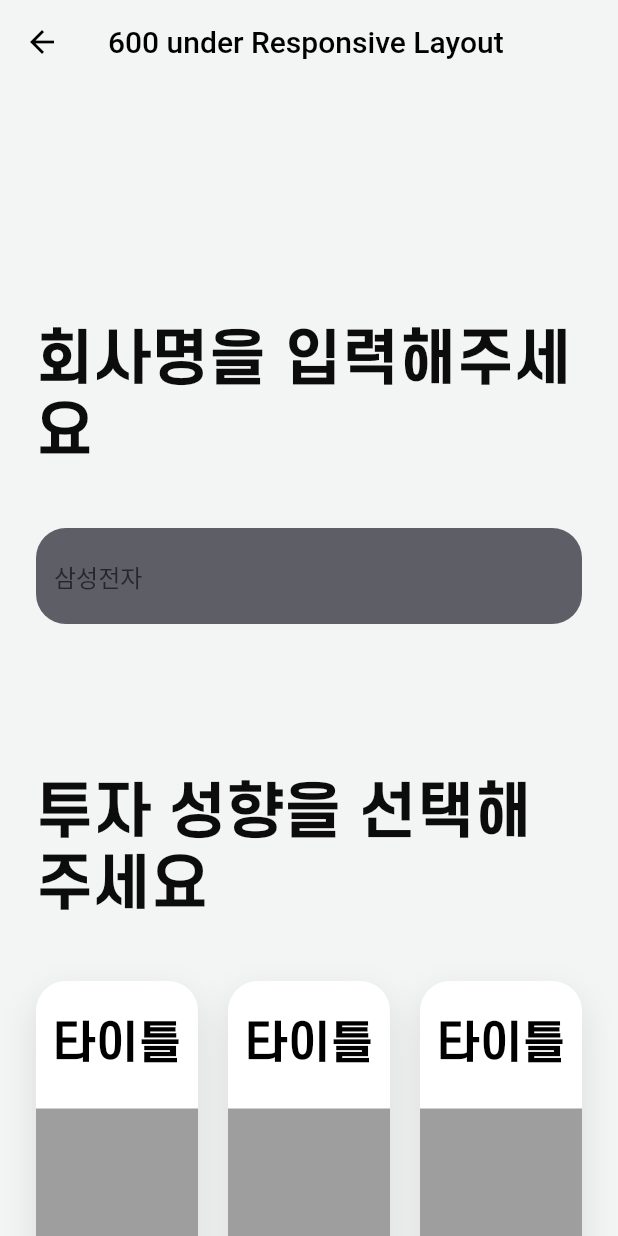
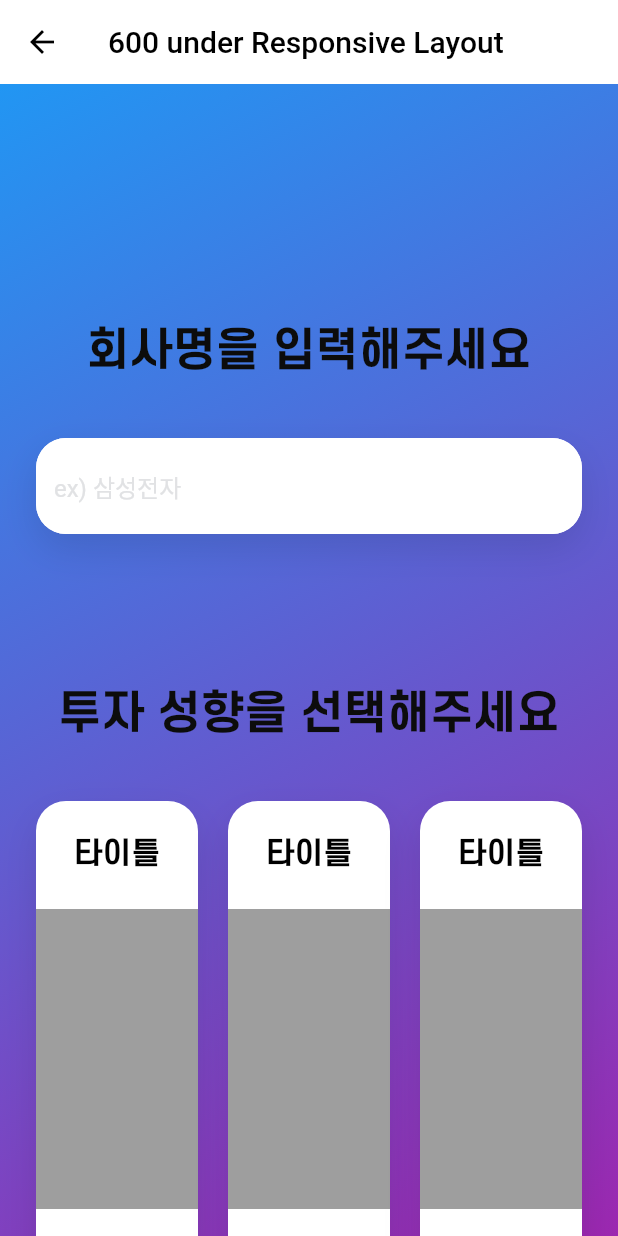
Before and after one commit to LeeYuChul/NewLearn_FE_Web, a Flutter app: the screen it shows after launch, on a phone screen of 412 x 824 dp. Run offline on Flutter 3.47's test engine with Material 3 defaults, Android fonts, the phone set to English and light mode, and no system bars; missing offline and left inert: dart:html.

Commit message:
0722_백업

```diff
--- a/lib/component/propensity_card.dart
+++ b/lib/component/propensity_card.dart
@@ -25,7 +25,7 @@
           children: [
             Text(
               '타이틀',
-              style: AppTextStyles.sc_30_b.copyWith(color: Colors.black),
+              style: AppTextStyles.sc_24_b.copyWith(color: Colors.black),
             ),
             Gaps.v25,
             Container(
--- a/lib/constants/font_table.dart
+++ b/lib/constants/font_table.dart
@@ -90,6 +90,20 @@
     height: 36 / 30,
   );
 
+  static const TextStyle sc_24_b = TextStyle(
+    fontFamily: 'score',
+    fontWeight: FontWeight.w600,
+    fontSize: 20,
+    height: 28 / 24,
+  );
+
+  static const TextStyle sc_24_r = TextStyle(
+    fontFamily: 'score',
+    fontWeight: FontWeight.w400,
+    fontSize: 20,
+    height: 28 / 24,
+  );
+
   static const TextStyle sc_20_b = TextStyle(
     fontFamily: 'score',
     fontWeight: FontWeight.w600,
--- a/lib/constants/theme_manage.dart
+++ b/lib/constants/theme_manage.dart
@@ -6,7 +6,8 @@
     ),
     useMaterial3: false,
     appBarTheme: const AppBarTheme(
-      backgroundColor: Colors.transparent,
+      backgroundColor: Colors.white,
+      surfaceTintColor: Colors.transparent,
       shadowColor: Colors.transparent,
       centerTitle: false,
     ));
--- a/lib/screen/home_screen/home_desktop.dart
+++ b/lib/screen/home_screen/home_desktop.dart
@@ -11,6 +11,9 @@
 
 class _HomePageDesktopState extends State<HomePageDesktop> {
   final TextEditingController _controller = TextEditingController();
+  final LayerLink _layerLink = LayerLink();
+  final GlobalKey _textFieldKey = GlobalKey();
+  OverlayEntry? _overlayEntry;
   List<Map<String, String>> _filteredStocks = [];
   Map<String, String>? _selectedStock;
 
@@ -18,6 +21,7 @@
     if (query.isEmpty) {
       setState(() {
         _filteredStocks = [];
+        _removeOverlay();
       });
       return;
     }
@@ -29,39 +33,53 @@
 
     setState(() {
       _filteredStocks = results.take(5).toList();
+      _showOverlay();
     });
   }
 
-  Widget companyTextField() {
-    return Column(
-      children: [
-        TextField(
-          controller: _controller,
-          decoration: InputDecoration(
-            hintText: '삼성전자',
-            filled: true,
-            fillColor: AppColors.G8,
-            border: const OutlineInputBorder(
-              borderSide: BorderSide.none,
-              borderRadius: BorderRadius.all(Radius.circular(20)),
+  void _showOverlay() {
+    _removeOverlay();
+    _overlayEntry = _createOverlayEntry();
+    Overlay.of(context).insert(_overlayEntry!);
+  }
+
+  void _removeOverlay() {
+    _overlayEntry?.remove();
+    _overlayEntry = null;
+  }
+
+  //유사 리스트 메소드
+  OverlayEntry _createOverlayEntry() {
+    final RenderBox renderBox =
+        _textFieldKey.currentContext!.findRenderObject() as RenderBox;
+    final Size size = renderBox.size;
+    final Offset offset = renderBox.localToGlobal(Offset.zero);
+
+    return OverlayEntry(
+      builder: (context) => Positioned(
+        left: offset.dx,
+        top: offset.dy +
+            size.height, // 이 부분을 수정하여 TextField 바로 아래에 오버레이가 나타나도록 설정
+        width: size.width,
+        child: Material(
+          elevation: 4.0,
+          child: Container(
+            decoration: BoxDecoration(
+              color: Colors.white,
+              borderRadius: BorderRadius.circular(8.0),
+              boxShadow: [
+                BoxShadow(
+                  color: Colors.black.withOpacity(0.1),
+                  blurRadius: 10,
+                  offset: const Offset(0, 5),
                 ),
-            suffixIcon: _selectedStock != null
-                ? Padding(
-                    padding: const EdgeInsets.only(right: 12.0),
-                    child: Text(
-                      _selectedStock!['code']!,
-                      style: AppTextStyles.sc_20_r
-                          .copyWith(color: AppColors.Black),
+              ],
             ),
-                  )
-                : null,
+            constraints: const BoxConstraints(
+              maxHeight: 200,
             ),
-          onChanged: _filterStocks,
-        ),
-        if (_filteredStocks.isNotEmpty && _controller.text.length > 1)
-          Container(
-            color: Colors.white,
             child: ListView.builder(
+              padding: EdgeInsets.zero,
               shrinkWrap: true,
               itemCount: _filteredStocks.length,
               itemBuilder: (context, index) {
@@ -72,16 +90,69 @@
                   onTap: () {
                     setState(() {
                       _selectedStock = stock;
-                      _controller.text =
-                          '${stock['name']} (${stock['market']})';
+                      _controller.text = '${stock['name']}';
                       _filteredStocks.clear();
+                      _removeOverlay();
                     });
                   },
                 );
               },
             ),
           ),
+        ),
+      ),
+    );
+  }
+
+  @override
+  void dispose() {
+    _removeOverlay();
+    super.dispose();
+  }
+
+  Widget companyTextField() {
+    return CompositedTransformTarget(
+      link: _layerLink,
+      child: Container(
+        key: _textFieldKey,
+        decoration: BoxDecoration(
+          color: Colors.white,
+          borderRadius: const BorderRadius.all(Radius.circular(20)),
+          boxShadow: [
+            BoxShadow(
+              color: Colors.black.withOpacity(0.1),
+              blurRadius: 20,
+              offset: const Offset(0, 10),
+            ),
           ],
+        ),
+        child: TextField(
+          controller: _controller,
+          decoration: InputDecoration(
+            hintText: 'ex) 삼성전자',
+            hintStyle: const TextStyle(
+              color: AppColors.G3,
+            ),
+            filled: true,
+            fillColor: Colors.white,
+            border: const OutlineInputBorder(
+              borderSide: BorderSide.none,
+              borderRadius: BorderRadius.all(Radius.circular(20)),
+            ),
+            suffixIcon: _selectedStock != null
+                ? Padding(
+                    padding: const EdgeInsets.fromLTRB(0, 10, 12, 10),
+                    child: Text(
+                      "${_selectedStock!['market']!} | ${_selectedStock!['code']!}",
+                      style: AppTextStyles.sc_20_r
+                          .copyWith(color: AppColors.Black),
+                    ),
+                  )
+                : null,
+          ),
+          onChanged: _filterStocks,
+        ),
+      ),
     );
   }
 
@@ -94,7 +165,12 @@
             ? 24.0
             : 24.0 + (152.0 - 24.0) * ((screenWidth - 600) / (1400 - 600));
 
-    return Container(
+    return GestureDetector(
+      behavior: HitTestBehavior.translucent,
+      onTap: () {
+        _removeOverlay();
+      },
+      child: Container(
         width: screenWidth,
         padding: EdgeInsets.symmetric(horizontal: horizontalPadding),
         child: Column(
@@ -103,14 +179,14 @@
             Gaps.v160,
             Text(
               '회사명을 입력해주세요',
-            style: AppTextStyles.sc_40_b.copyWith(color: AppColors.Black),
+              style: AppTextStyles.sc_30_b.copyWith(color: AppColors.Black),
             ),
             Gaps.v40,
             companyTextField(),
             Gaps.v102,
             Text(
               '투자 성향을 선택해주세요',
-            style: AppTextStyles.sc_40_b.copyWith(color: AppColors.Black),
+              style: AppTextStyles.sc_30_b.copyWith(color: AppColors.Black),
             ),
             Gaps.v40,
             const Row(
@@ -123,7 +199,31 @@
                 PropensityCard(),
               ],
             ),
+            Gaps.v102,
+            Container(
+              width: 200,
+              height: 60,
+              decoration: BoxDecoration(
+                color: Colors.white,
+                borderRadius: BorderRadius.circular(30),
+                boxShadow: [
+                  BoxShadow(
+                    color: Colors.black.withOpacity(0.1),
+                    blurRadius: 20,
+                    offset: const Offset(0, 10),
+                  ),
                 ],
+              ),
+              child: Center(
+                child: Text(
+                  '다음',
+                  style:
+                      AppTextStyles.sc_20_b.copyWith(color: AppColors.Oragne),
+                ),
+              ),
+            ),
+          ],
+        ),
       ),
     );
   }
--- a/lib/screen/home_screen/main_home.dart
+++ b/lib/screen/home_screen/main_home.dart
@@ -9,14 +9,28 @@
 }
 
 class _MainHomePageState extends State<MainHomePage> {
+  // 배경 그라데이션 애니메이션 정의
+  BoxDecoration animatedGradientBG = const BoxDecoration(
+    gradient: LinearGradient(
+      begin: Alignment.topLeft,
+      end: Alignment.bottomRight,
+      colors: [
+        Colors.blue,
+        Colors.purple,
+      ],
+    ),
+  );
+
   @override
   Widget build(BuildContext context) {
-    return const Scaffold(
-      backgroundColor: AppColors.G1,
-      appBar: CustomAppBar(),
-      body: ResponsiveLayout(
-        desktopBody: HomePageDesktop(),
-        mobileBody: HomePageDesktop(), // 수정 필요함 추후에 HomePageMobile()로 변경
+    return Scaffold(
+      appBar: const CustomAppBar(),
+      body: Container(
+        decoration: animatedGradientBG,
+        child: const ResponsiveLayout(
+          desktopBody: HomePageDesktop(),
+          mobileBody: HomePageDesktop(), // 수정 필요함 추후에 HomePageMobile()로 변경
+        ),
       ),
     );
   }
```
Lines whose indentation alone changed are shown as unchanged.
